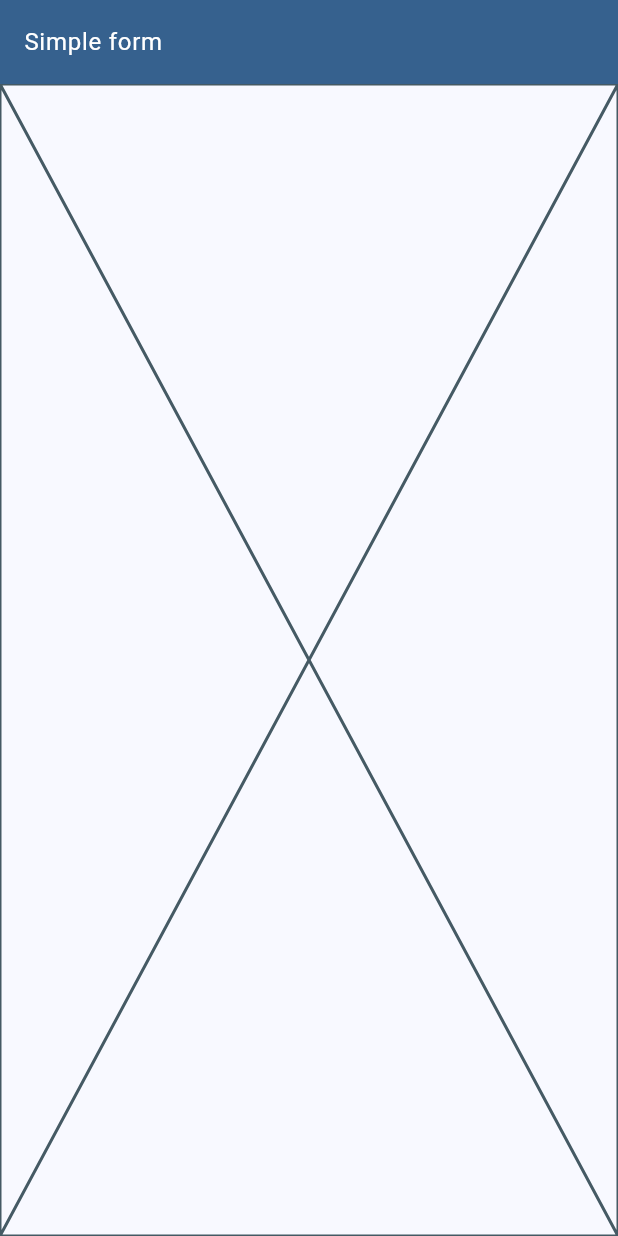
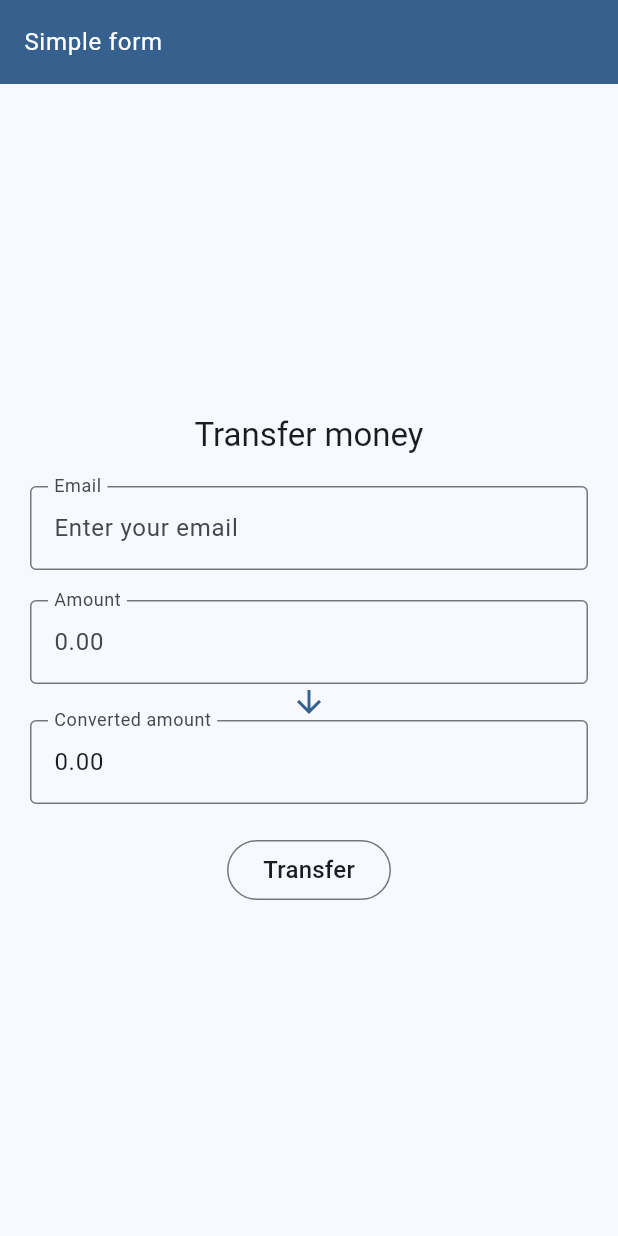
Before and after one commit to nyaneet/simple-form, a Flutter app: the screen it shows after launch, on a phone screen of 412 x 824 dp. Run offline on Flutter 3.47's test engine with Material 2 defaults, Android fonts, the phone set to English and light mode, and no system bars.

Commit message:
add simple form

```diff
--- a/lib/pages/form/form_page.dart
+++ b/lib/pages/form/form_page.dart
@@ -1,4 +1,6 @@
 import 'package:flutter/material.dart';
+
+import 'package:simple_form/pages/form/widgets/transfer-money-form/transfer_money_form.dart';
 
 class FormPage extends StatelessWidget {
   const FormPage({super.key});
@@ -17,7 +19,7 @@ class FormPage extends StatelessWidget {
           ),
         ),
       ),
-      body: const Placeholder(),
+      body: const TransferMoneyForm(),
     );
   }
 }
--- /dev/null
+++ b/lib/pages/form/widgets/transfer-money-form/transfer_money_form.dart
@@ -0,0 +1,72 @@
+import 'package:flutter/material.dart';
+
+import 'package:simple_form/pages/form/widgets/transfer-money-form/amount_form_fields.dart';
+import 'package:simple_form/pages/form/widgets/transfer-money-form/email_form_field.dart';
+
+class TransferMoneyForm extends StatefulWidget {
+  const TransferMoneyForm({super.key});
+
+  @override
+  State<TransferMoneyForm> createState() => _TransferMoneyFormState();
+}
+
+class _TransferMoneyFormState extends State<TransferMoneyForm> {
+  final _formKey = GlobalKey<FormState>();
+  String? email;
+  String? amount;
+
+  void _handleSubmit() {
+    final formState = _formKey.currentState;
+    if (formState != null && formState.validate()) {
+      formState.save();
+      ScaffoldMessenger.of(context).showSnackBar(
+        SnackBar(content: Text('Tranfered $amount from $email')),
+      );
+    }
+  }
+
+  @override
+  Widget build(BuildContext context) {
+    const fieldsGap = 20.0;
+    final theme = Theme.of(context);
+
+    return Form(
+      key: _formKey,
+      child: Container(
+        padding: const EdgeInsets.all(20.0),
+        color: theme.colorScheme.background,
+        child: Column(
+          mainAxisAlignment: MainAxisAlignment.center,
+          children: [
+            Text(
+              'Transfer money',
+              style: theme.textTheme.titleLarge?.copyWith(
+                color: theme.colorScheme.onBackground,
+              ),
+            ),
+            const SizedBox(height: fieldsGap),
+            EmailFormField(onSaved: (value) {
+              setState(() {
+                email = value;
+              });
+            }),
+            const SizedBox(height: fieldsGap),
+            AmountFormFields(onSaved: (value) {
+              setState(() {
+                amount = value;
+              });
+            }),
+            const SizedBox(height: fieldsGap),
+            OutlinedButton(
+              onPressed: _handleSubmit,
+              child: Text(
+                'Transfer',
+                style: theme.textTheme.titleMedium,
+              ),
+            ),
+          ],
+        ),
+      ),
+    );
+  }
+}
```
